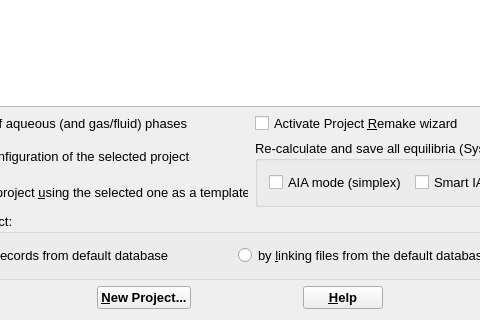
First picture: the form in gems3/vizor4/dlg4/KeyProfile4.ui, repository gemshub/GEMSGUI, before the edit; both pictures show x 115 to 595 and y 331 to 651 of the 700 by 651 pixel window.
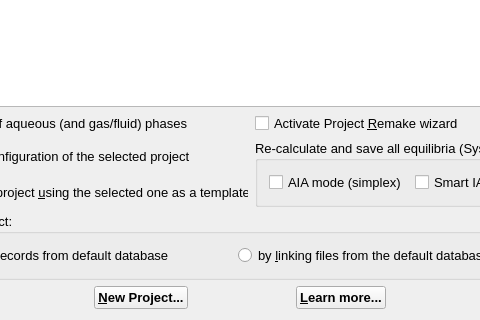
Second picture: the form after the edit.

Commit message: work with GEMS3HelpInventory.html (SD)

The edit to the form file:
```diff
--- a/gems3/vizor4/dlg4/KeyProfile4.ui
+++ b/gems3/vizor4/dlg4/KeyProfile4.ui
@@ -122,7 +122,7 @@
         <string>Learn about Modelling Project concept and project configuration</string>
        </property>
        <property name="text">
-        <string>&amp;Help</string>
+        <string>&amp;Learn more...</string>
        </property>
       </widget>
      </item>
```
The commit also changes 19 other files.
